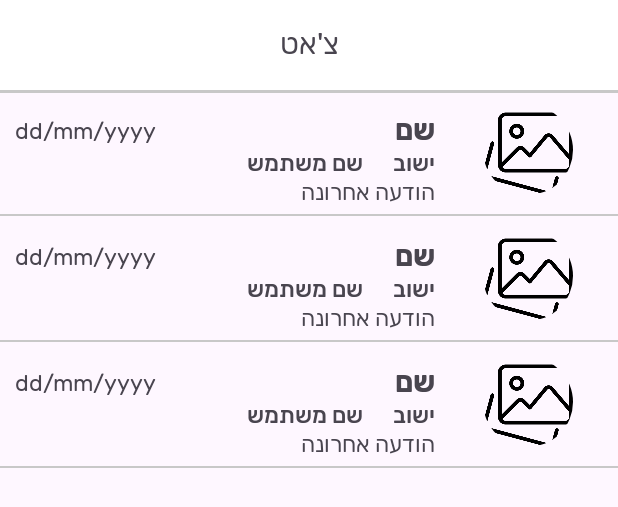
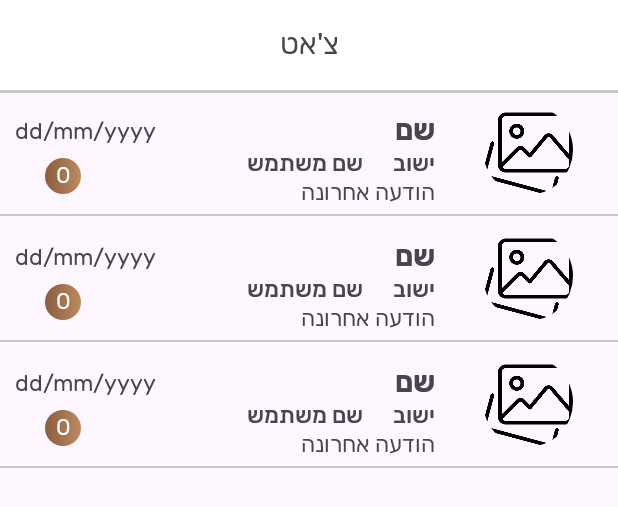
Before and after one commit to Gildfx2/metzion, an Android app built with Jetpack Compose: the layout fragment_home_chat.xml on its own in the app's theme, with its tools: preview values and no code run, on a phone screen of 412 x 824 dp. Shown: the top 507 px of the screen. Run offline under Robolectric (Android 15) with nearby library versions, the phone set to English and light mode, and no system bars.

Commit message:
everything is working

```diff
--- a/app/src/main/res/layout/list_of_chats.xml
+++ b/app/src/main/res/layout/list_of_chats.xml
@@ -32,6 +32,19 @@
             android:text="dd/mm/yyyy"
             android:textSize="15sp"
             android:fontFamily="@font/rubik_regular" />
+        <TextView
+            android:id="@+id/unseen_messages"
+            android:layout_width="24dp"
+            android:layout_height="24dp"
+            android:layout_marginTop="45dp"
+            android:layout_marginStart="30dp"
+            android:gravity="center"
+            android:text="0"
+            android:textColor="@color/white"
+            android:textSize="15sp"
+            android:background="@drawable/custom_button"
+            android:fontFamily="@font/rubik_regular"
+            />
         <LinearLayout
             android:layout_width="310dp"
             android:layout_height="75dp"
```
Also changed, not shown: app/src/main/java/com/example/pre_alpha/adapters/ChatAdapter.java (+8 -0 lines), app/src/main/java/com/example/pre_alpha/adapters/ChatData.java (+9 -1 lines), app/src/main/java/com/example/pre_alpha/chat/ChatFragment.java (+70 -52 lines), app/src/main/java/com/example/pre_alpha/chat/HomeChatFragment.java (+12 -6 lines), app/src/main/java/com/example/pre_alpha/models/ChatList.java (+15 -1 lines), app/src/main/java/com/example/pre_alpha/models/Message.java (+26 -16 lines).
